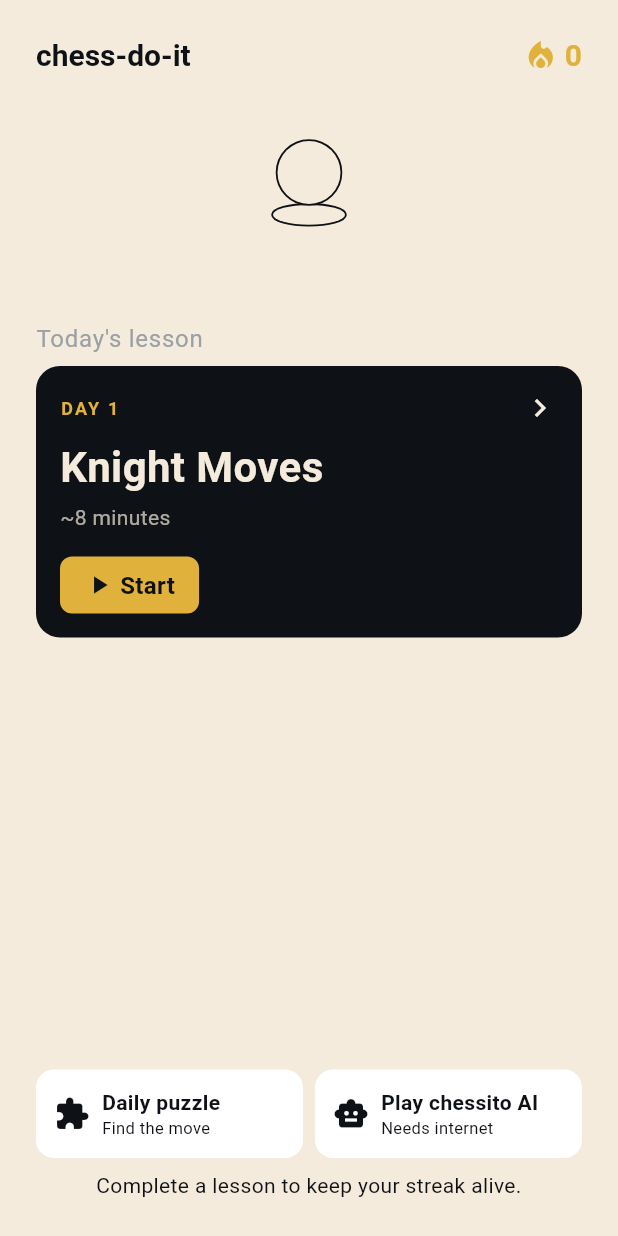
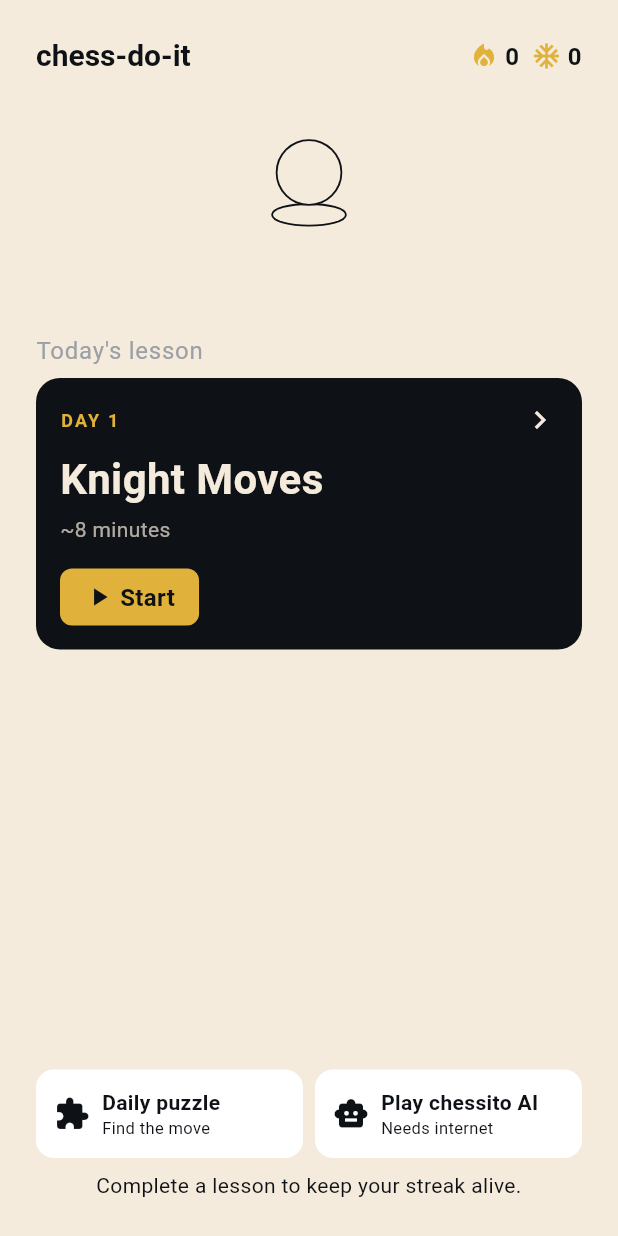
Before and after one commit to Unselfisheologism/chess-app, a Flutter app: the screen it shows after launch, on a phone screen of 412 x 824 dp. Run offline on Flutter 3.47's test engine with Material 3 defaults, Android fonts, the phone set to English and light mode, and no system bars; our stand-ins replace lottie, shared_preferences; project files that could hold a hidden picture were left out.

Commit message:
feat(streak+analytics): real streak visibility + local event log
The streak service was already there but the home screen was
showing it half-heartedly. This push makes it actually useful:

Streak (UI):
- Two chips in the header: current streak (fire icon) + freeze
  tokens (snowflake icon). Both with deepInk text + gold icons.
- 'Streak at risk' banner (red, error color) appears between the
  mascot and the lesson card when: streak > 0 AND today's
  lesson isn't done. Wording: 'Streak at risk — finish today's
  lesson to keep it'.
- Footer text upgrades: shows 'Best streak: N days · M lessons
  completed' once the user has a streak of 2+.

Analytics (NEW service):
- AnalyticsService: local event log backed by shared_preferences.
  Ring buffer of 200 events, oldest dropped. Nothing leaves the
  device (NFR6). Has track(type, properties), read(), clear().
- AnalyticsEvent model with timestamp, type, properties (Map).
- Fire-and-forget from all event sites: never blocks the UI.

Events instrumented:
- main.dart: app_open (on app launch)
- home_screen.dart: home_view (in initState)
- lesson_player: lesson_start (day), lesson_complete (day, score, total)
- daily_puzzle: puzzle_start (puzzle_id, day), puzzle_answer (puzzle_id, tapped, correct)
- match_screen: chessito_request (move_count), chessito_response (move, depth, latency_ms)

Tests:
- analytics_service_test.dart: 6 scenarios covering store/append/
  optional-props/clear/ring-buffer-cap/malformed-entries.
- streak_service_test.dart: rewrote (previous edit left broken
  group structure); 6 streak scenarios + 1 token-cap scenario.

Why local-only analytics: NFR6 forbids telemetry in MVP. The
log is the right place to start because it's the foundation
for the stats screen (U10) and any future export-to-debug-
screen or crash-reporter integration.

Next moves in priority order:
- U9: iOS lock (after U1.1 regen)
- U10: stats screen (view the analytics log + streak stats)
- U13: paywall (RevenueCat; same plugin Gradle issue as U7 —
  would need the U7.1 / lichess-API treatment)

```diff
--- a/lib/main.dart
+++ b/lib/main.dart
@@ -1,7 +1,13 @@
+import 'dart:async';
+
 import 'package:flutter/material.dart';
 
 import 'app.dart';
+import 'services/analytics_service.dart';
 
 void main() {
+  WidgetsFlutterBinding.ensureInitialized();
+  // Fire-and-forget app-open tracking. Doesn't block the UI.
+  unawaited(AnalyticsService.instance.track('app_open'));
   runApp(const ChessDoItApp());
 }
--- a/lib/screens/home_screen.dart
+++ b/lib/screens/home_screen.dart
@@ -1,5 +1,6 @@
 import 'package:flutter/material.dart';
 
+import '../../services/analytics_service.dart';
 import '../../services/streak_service.dart';
 import '../../theme/brand.dart';
 import '../../theme/spacing.dart';
@@ -8,9 +9,9 @@ import 'play/match_screen.dart';
 import 'puzzle/daily_puzzle_screen.dart';
 import '../widgets/mascot.dart';
 
-/// Home screen. Shows the current day, the streak (read from
-/// [StreakService]), and a CTA card to start today's lesson.
-/// Daily puzzle (U8) and match (U7) cards are wired.
+/// Home screen. Shows the current day, the streak (with freeze
+/// tokens), the at-risk banner if today's lesson is overdue, and
+/// the CTA cards to start today's lesson / play / solve.
 class HomeScreen extends StatefulWidget {
   const HomeScreen({super.key});
 
@@ -25,6 +26,7 @@ class _HomeScreenState extends State<HomeScreen> {
   void initState() {
     super.initState();
     _streakFuture = StreakService.instance.read();
+    unawaited(AnalyticsService.instance.track('home_view'));
   }
 
   Future<void> _refreshStreak() async {
@@ -34,6 +36,18 @@ class _HomeScreenState extends State<HomeScreen> {
       _streakFuture = next;
     });
     await next;
+  }
+
+  /// True when the user has an active streak but hasn't completed
+  /// today's lesson yet. The at-risk banner shows this.
+  static bool _isStreakAtRisk(StreakState s) {
+    if (s.currentStreak == 0) return false;
+    final last = s.lastLessonDate;
+    if (last == null) return true;
+    final now = DateTime.now();
+    return !(last.year == now.year &&
+        last.month == now.month &&
+        last.day == now.day);
   }
 
   @override
@@ -46,43 +60,80 @@ class _HomeScreenState extends State<HomeScreen> {
           child: Column(
             crossAxisAlignment: CrossAxisAlignment.stretch,
             children: [
-              Row(
+              FutureBuilder<StreakState>(
+                future: _streakFuture,
+                builder: (context, snap) {
+                  final state = snap.data ?? StreakState.empty;
+                  return Row(
                     mainAxisAlignment: MainAxisAlignment.spaceBetween,
                     children: [
                       Text(
                         'chess-do-it',
                         style: Theme.of(context).textTheme.headlineMedium,
                       ),
-                  FutureBuilder<StreakState>(
-                    future: _streakFuture,
-                    builder: (context, snap) {
-                      final streak = snap.data?.currentStreak ?? 0;
-                      return Row(
+                      Row(
                         children: [
-                          const Icon(
-                            Icons.local_fire_department,
-                            color: BrandColors.gold,
-                            size: 24,
+                          _StreakChip(
+                            icon: Icons.local_fire_department,
+                            value: state.currentStreak,
+                            label: state.currentStreak == 1 ? 'day' : 'days',
                           ),
-                          const SizedBox(width: AppSpacing.xs),
-                          Text(
-                            '$streak',
-                            style: Theme.of(context)
-                                .textTheme
-                                .headlineMedium
-                                ?.copyWith(color: BrandColors.gold),
+                          const SizedBox(width: AppSpacing.s),
+                          _StreakChip(
+                            icon: Icons.ac_unit,
+                            value: state.freezeTokens,
+                            label: state.freezeTokens == 1 ? 'freeze' : 'freezes',
+                          ),
+                        ],
                       ),
                     ],
                   );
                 },
               ),
-                ],
-              ),
               const SizedBox(height: AppSpacing.m),
               const Center(
                 child: Mascot(mood: MascotMood.idle, size: 120),
               ),
-              const SizedBox(height: AppSpacing.l),
+              const SizedBox(height: AppSpacing.m),
+              FutureBuilder<StreakState>(
+                future: _streakFuture,
+                builder: (context, snap) {
+                  final state = snap.data ?? StreakState.empty;
+                  if (!_isStreakAtRisk(state)) {
+                    return const SizedBox.shrink();
+                  }
+                  return Container(
+                    padding: const EdgeInsets.all(AppSpacing.m),
+                    decoration: BoxDecoration(
+                      color: BrandColors.error.withOpacity(0.12),
+                      borderRadius: BorderRadius.circular(AppSpacing.m),
+                      border: Border.all(
+                        color: BrandColors.error.withOpacity(0.4),
+                      ),
+                    ),
+                    child: Row(
+                      children: [
+                        const Icon(
+                          Icons.warning_amber_rounded,
+                          color: BrandColors.error,
+                        ),
+                        const SizedBox(width: AppSpacing.s),
+                        Expanded(
+                          child: Text(
+                            "Streak at risk — finish today's lesson to keep it",
+                            style: const TextStyle(
+                              fontSize: 13,
+                              fontWeight: FontWeight.w600,
+                              color: BrandColors.error,
+                            ),
+                          ),
+                        ),
+                      ],
+                    ),
+                  );
+                },
+              ),
+              const SizedBox(height: AppSpacing.m),
               Text(
                 "Today's lesson",
                 style: Theme.of(context).textTheme.bodyLarge?.copyWith(
@@ -134,15 +185,61 @@ class _HomeScreenState extends State<HomeScreen> {
                 ],
               ),
               const SizedBox(height: AppSpacing.s),
-              Text(
+              FutureBuilder<StreakState>(
+                future: _streakFuture,
+                builder: (context, snap) {
+                  final state = snap.data ?? StreakState.empty;
+                  if (state.longestStreak <= 1) {
+                    return Text(
                       'Complete a lesson to keep your streak alive.',
                       textAlign: TextAlign.center,
                       style: Theme.of(context).textTheme.bodyMedium,
+                    );
+                  }
+                  return Text(
+                    'Best streak: ${state.longestStreak} days · '
+                    '${state.totalLessonsCompleted} lessons completed',
+                    textAlign: TextAlign.center,
+                    style: const TextStyle(
+                      fontSize: 12,
+                      color: BrandColors.lockedGrey,
+                    ),
+                  );
+                },
               ),
             ],
           ),
         ),
       ),
+    );
+  }
+}
+
+class _StreakChip extends StatelessWidget {
+  final IconData icon;
+  final int value;
+  final String label;
+
+  const _StreakChip({
+    required this.icon,
+    required this.value,
+    required this.label,
+  });
+
+  @override
+  Widget build(BuildContext context) {
+    return Row(
+      children: [
+        Icon(icon, color: BrandColors.gold, size: 20),
+        const SizedBox(width: AppSpacing.xs),
+        Text(
+          '$value',
+          style: Theme.of(context).textTheme.bodyLarge?.copyWith(
+                color: BrandColors.deepInk,
+                fontWeight: FontWeight.w700,
+              ),
+        ),
+      ],
     );
   }
 }
@@ -276,9 +373,6 @@ class _SecondaryCard extends StatelessWidget {
                   children: [
                     Text(
                       title,
-                      // Explicit color — don't rely on the theme's
-                      // default text color (which is white in dark
-                      // mode, invisible on this white card).
                       style: const TextStyle(
                         fontSize: 14,
                         fontWeight: FontWeight.w700,
--- /dev/null
+++ b/lib/services/analytics_service.dart
@@ -0,0 +1,104 @@
+import 'dart:async';
+import 'dart:convert';
+
+import 'package:flutter/foundation.dart';
+import 'package:shared_preferences/shared_preferences.dart';
+
+/// A single analytics event. Stored in shared_preferences as part
+/// of a bounded ring of [kMaxEvents] entries. Pure local storage —
+/// **nothing leaves the device** (per NFR6).
+@immutable
+class AnalyticsEvent {
+  final DateTime timestamp;
+  final String type;
+  final Map<String, Object?> properties;
+
+  const AnalyticsEvent({
+    required this.timestamp,
+    required this.type,
+    this.properties = const {},
+  });
+
+  Map<String, dynamic> toJson() => {
+        't': timestamp.toIso8601String(),
+        'type': type,
+        'p': properties,
+      };
+
+  factory AnalyticsEvent.fromJson(Map<String, dynamic> json) {
+    return AnalyticsEvent(
+      timestamp: DateTime.parse(json['t'] as String),
+      type: json['type'] as String,
+      properties:
+          (json['p'] as Map<String, dynamic>?)?.cast<String, Object?>() ??
+              const {},
+    );
+  }
+}
+
+/// Local analytics log. All storage is on-device.
+///
+/// Tracking is fire-and-forget; `track()` never blocks the UI
+/// thread on a slow SharedPreferences write (the call returns a
+/// Future but callers should not `await` it on hot paths).
+class AnalyticsService {
+  static const _kKey = 'chess_do_it_analytics_v1';
+  static const _kMaxEvents = 200;
+
+  AnalyticsService._();
+  static final AnalyticsService instance = AnalyticsService._();
+
+  /// Record an event. [type] is a short dot-namespaced string
+  /// (e.g. 'lesson_start'). [properties] is an arbitrary payload
+  /// — keep it small and JSON-serializable.
+  Future<void> track(
+    String type, {
+    Map<String, Object?> properties = const {},
+  }) async {
+    final event = AnalyticsEvent(
+      timestamp: DateTime.now(),
+      type: type,
+      properties: properties,
+    );
+    try {
+      final prefs = await SharedPreferences.getInstance();
+      final raw = prefs.getStringList(_kKey) ?? <String>[];
+      raw.add(jsonEncode(event.toJson()));
+      // Bound the log so it doesn't grow without limit.
+      if (raw.length > _kMaxEvents) {
+        raw.removeRange(0, raw.length - _kMaxEvents);
+      }
+      await prefs.setStringList(_kKey, raw);
+      if (kDebugMode) {
+        // eslint-disable-next-line avoid_print
+        print('[analytics] $type ${event.properties.isEmpty ? '' : event.properties}');
+      }
+    } catch (e) {
+      // Analytics is best-effort; never crash the user-facing flow.
+      if (kDebugMode) print('[analytics] track failed: $e');
+    }
+  }
+
+  /// Returns all stored events, oldest first.
+  Future<List<AnalyticsEvent>> read() async {
+    final prefs = await SharedPreferences.getInstance();
+    final raw = prefs.getStringList(_kKey) ?? <String>[];
+    final out = <AnalyticsEvent>[];
+    for (final line in raw) {
+      try {
+        final json = jsonDecode(line) as Map<String, dynamic>;
+        out.add(AnalyticsEvent.fromJson(json));
+      } catch (_) {
+        // Skip malformed entries silently.
+      }
+    }
+    return out;
+  }
+
+  /// Wipe the log. Useful for a hidden "reset analytics" button
+  /// in a debug screen.
+  Future<void> clear() async {
+    final prefs = await SharedPreferences.getInstance();
+    await prefs.remove(_kKey);
+  }
+}
```
Also changed, not shown: lib/screens/lesson/lesson_player_screen.dart (+9 -0 lines), lib/screens/play/match_screen.dart (+12 -0 lines), lib/screens/puzzle/daily_puzzle_screen.dart (+12 -0 lines), 2 other files. Lines whose indentation alone changed are shown as unchanged.
